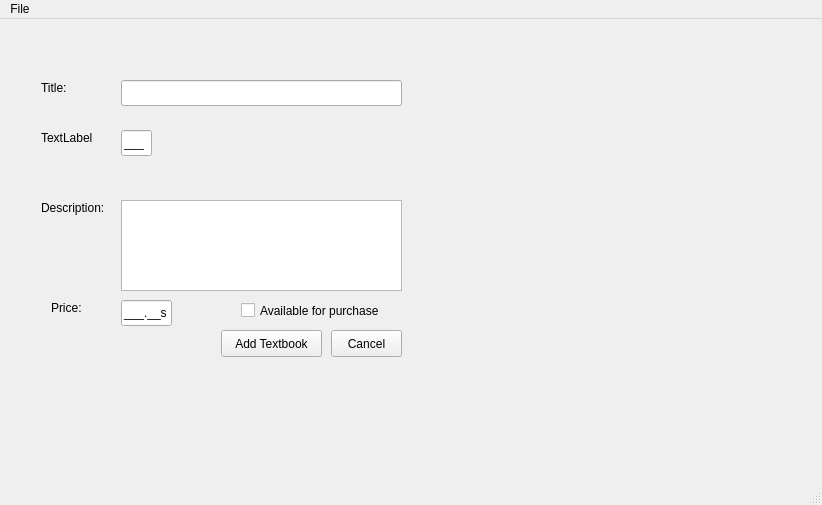
Old version of the form client/mainwindow.ui in the repository Davidj361/cuTPS.
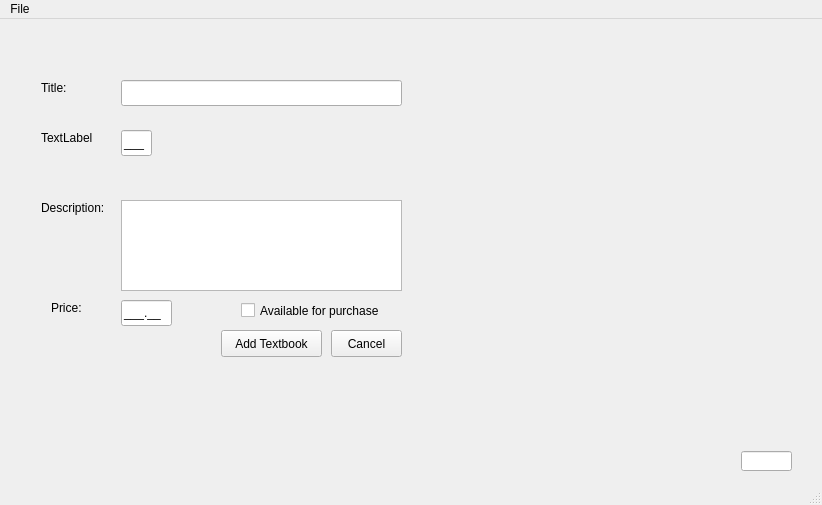
New version of the form. Icons and pictures are not drawn.

Commit message: Textbook isbn needs to be serialized and deserialied in chapter

The edit to the form file:
```diff
--- a/client/mainwindow.ui
+++ b/client/mainwindow.ui
@@ -2591,10 +2591,10 @@
          </sizepolicy>
         </property>
         <property name="inputMask">
-         <string>999.99s;_</string>
+         <string>999.99;_</string>
         </property>
         <property name="text">
-         <string>.s</string>
+         <string>.</string>
         </property>
         <property name="maxLength">
          <number>7</number>
@@ -2720,6 +2720,16 @@
          <string>999;_</string>
         </property>
        </widget>
+       <widget class="QLineEdit" name="lineChapterISBN">
+        <property name="geometry">
+         <rect>
+          <x>730</x>
+          <y>421</y>
+          <width>51</width>
+          <height>20</height>
+         </rect>
+        </property>
+       </widget>
       </widget>
       <widget class="QWidget" name="ShoppingCartOrderConfirmed">
        <layout class="QGridLayout" name="gridLayout_9">
```
Left out of the diff: 2 changed lines with no effect on the pictures. The commit also changes 2 other files.
